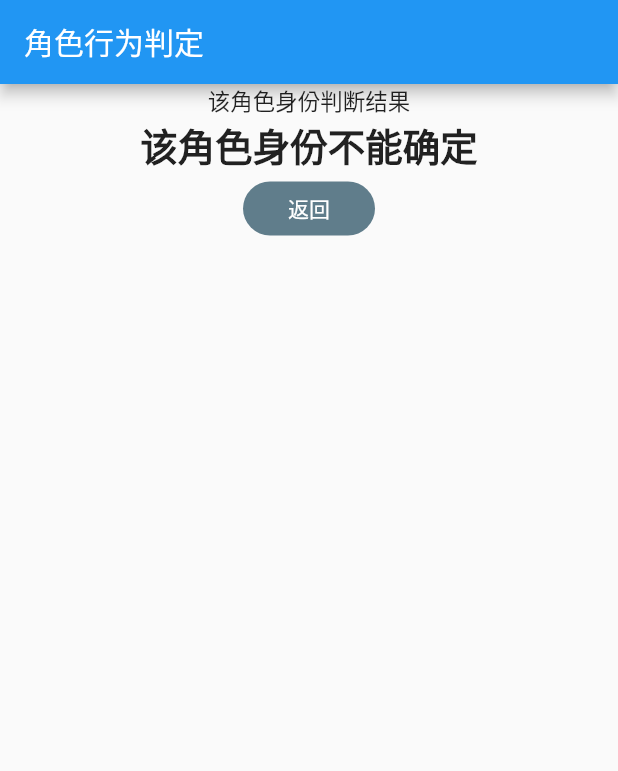
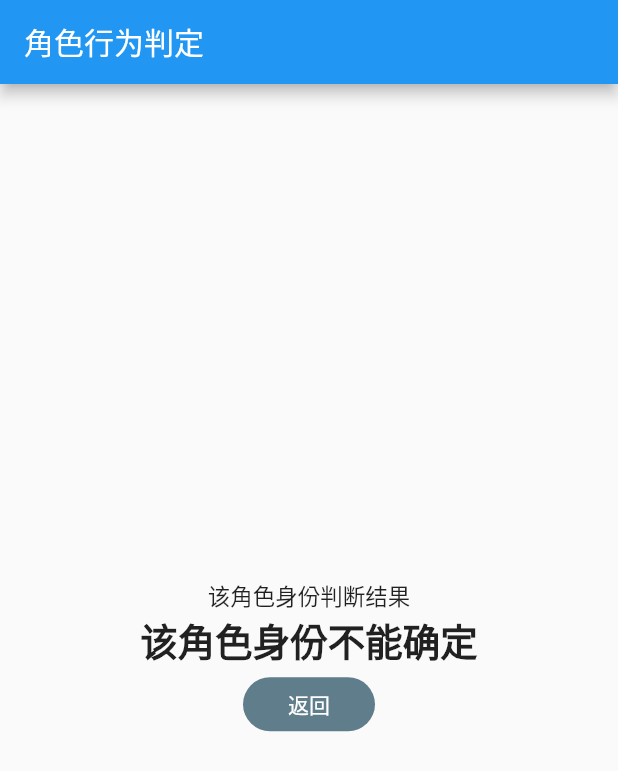
Before and after one commit to dafei-ning/werewolf_killing_judge, a Flutter app: the screen it shows after launch, after a tap on "站边正确", after a tap on "没有攻击", after a tap on "还不确定", on a phone screen of 412 x 824 dp. Shown: the top 771 px of the screen. Run offline on Flutter 3.47's test engine with Material 2 defaults, Android fonts, the phone set to English and light mode, and no system bars.

Commit message:
put result in mid

```diff
--- a/lib/quiz/answer.dart
+++ b/lib/quiz/answer.dart
@@ -16,7 +16,7 @@ class Answer extends StatelessWidget {
       width: 200,
       child: RaisedButton(
         child: Text(answerText),
-        color: Colors.blueGrey[100],
+        color: Colors.blueGrey[300],
         textColor: Colors.white,
         onPressed: functionRunOnPressed,
       ),
--- a/lib/result.dart
+++ b/lib/result.dart
@@ -23,6 +23,7 @@ class Result extends StatelessWidget {
   Widget build(BuildContext context) {
     return Center(
       child: Column(
+        mainAxisAlignment: MainAxisAlignment.center,
         children: <Widget>[
           Text(
             '该角色身份判断结果',
@@ -40,6 +41,7 @@ class Result extends StatelessWidget {
             colorBrightness: Brightness.dark,
             highlightColor: Colors.blueGrey[200],
             onPressed: resetScore,
+            splashColor: Colors.grey,
             color: Colors.blueGrey[500],
             shape:
                 RoundedRectangleBorder(borderRadius: BorderRadius.circular(25)),
```
